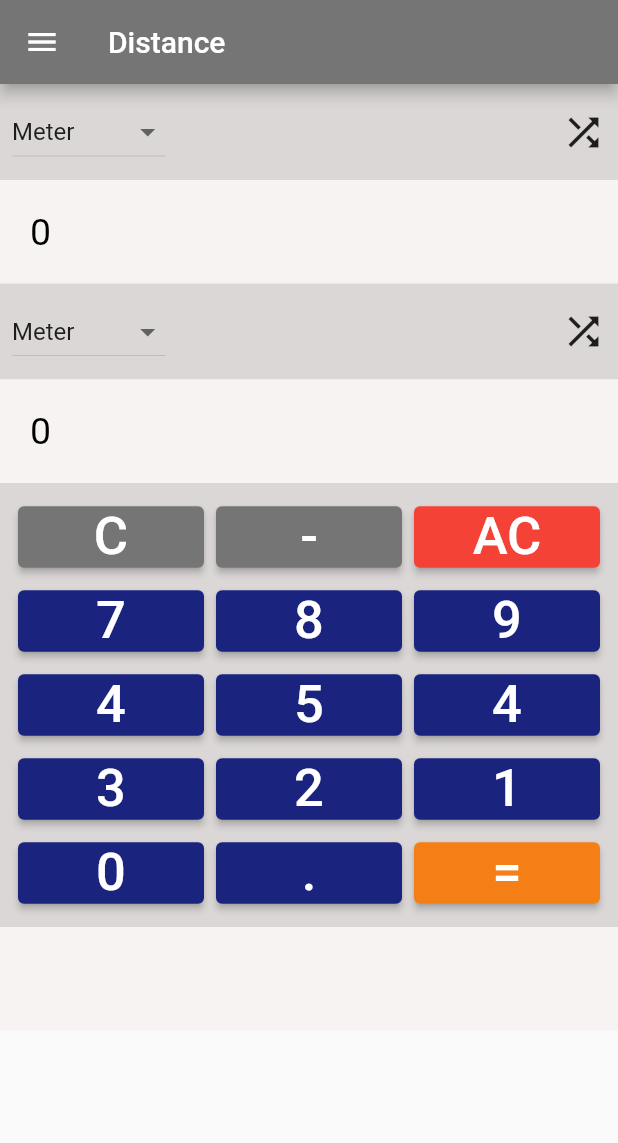
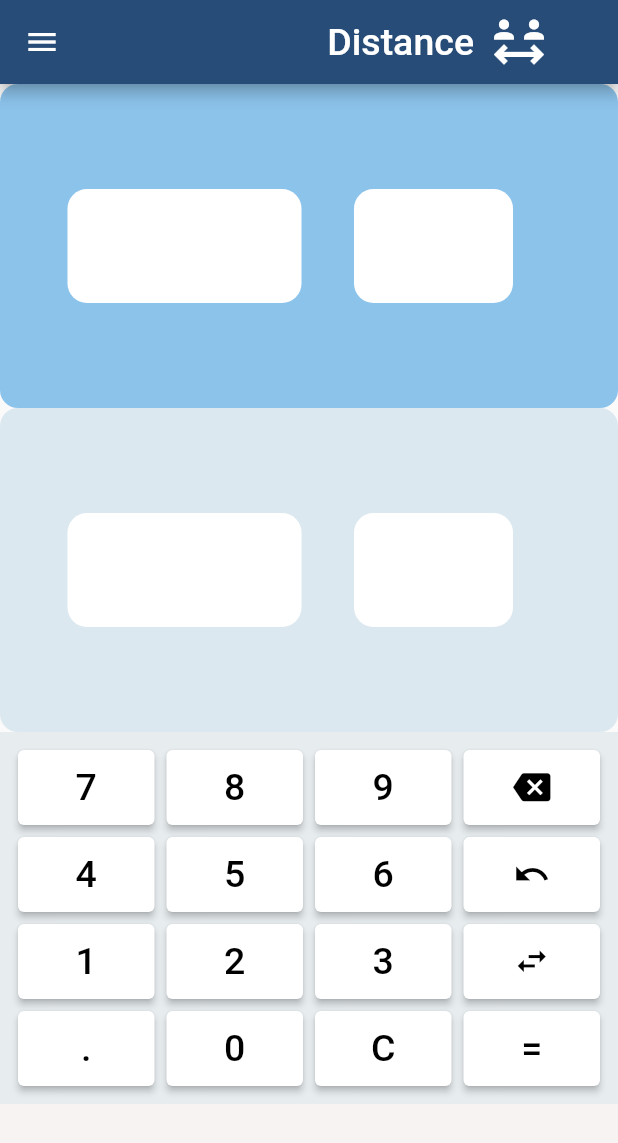
Before and after one commit to 8RIII/cc206-converter_app, a Flutter app: the screen it shows after launch, on a phone screen of 412 x 824 dp. Shown: the top 1143 px of the screen. Run offline on Flutter 3.47's test engine with Material 2 defaults, Android fonts, the phone set to English and light mode, and no system bars.

Commit message:
Edited some of the styles

```diff
--- a/lib/features/components/distance_func_drawer.dart
+++ b/lib/features/components/distance_func_drawer.dart
@@ -10,7 +10,7 @@
           //Insert lang gi icon kung kinahanglan
           margin: EdgeInsets.only(bottom: 10),
           padding: EdgeInsets.all(20),
-          color: Colors.grey[600],
+          color: Colors.blue[600],
           child: Text(
             'Distance',
             style: TextStyle(color: Colors.white, fontSize: 20),
@@ -18,7 +18,7 @@
         ),
         ListTile(
           leading: const Icon(Icons.home), //Change icons here
-          title: const Text('home'),
+          title: const Text('Home'),
           onTap: () {}, //Insert navigation action here
         ),
         const Divider(
--- a/lib/features/distance_function.dart
+++ b/lib/features/distance_function.dart
@@ -1,45 +1,44 @@
 import 'package:cc206_converter_app/features/components/distance_func_drawer.dart';
 import 'package:flutter/material.dart';
 
-class NumberPad extends StatelessWidget {
+class CalculatorKeypad extends StatelessWidget {
   @override
   Widget build(BuildContext context) {
     return Container(
-      color: Color.fromARGB(255, 219, 215, 215),
+      color: Color.fromRGBO(231, 236, 239, 1),
       padding: EdgeInsets.all(8.0),
       child: Column(
         children: [
-          Row(children: [
-            NumberButton("C", color: Colors.grey[600]),
-            NumberButton("-", color: Colors.grey[600]),
-            NumberButton("AC", color: Colors.red),
-          ]),
           Row(
             children: [
-              NumberButton("7"),
-              NumberButton("8"),
-              NumberButton("9"),
+              CalculatorButton("7"),
+              CalculatorButton("8"),
+              CalculatorButton("9"),
+              CalculatorIconButton(Icons.backspace),
             ],
           ),
           Row(
             children: [
-              NumberButton("4"),
-              NumberButton("5"),
-              NumberButton("4"),
+              CalculatorButton("4"),
+              CalculatorButton("5"),
+              CalculatorButton("6"),
+              CalculatorIconButton(Icons.undo),
             ],
           ),
           Row(
             children: [
-              NumberButton("3"),
-              NumberButton("2"),
-              NumberButton("1"),
+              CalculatorButton("1"),
+              CalculatorButton("2"),
+              CalculatorButton("3"),
+              CalculatorIconButton(Icons.swap_horiz),
             ],
           ),
           Row(
             children: [
-              NumberButton("0"),
-              NumberButton("."),
-              NumberButton("=", color: Colors.yellow[900]),
+              CalculatorButton("."),
+              CalculatorButton("0"),
+              CalculatorButton("C"),
+              CalculatorButton("="),
             ],
           ),
         ],
@@ -48,34 +47,67 @@
   }
 }
 
-class NumberButton extends StatelessWidget {
+class CalculatorButton extends StatelessWidget {
   final String text;
   final Color? color;
+  final double fontSize;
+  final double height;
 
-  NumberButton(this.text, {this.color});
+  CalculatorButton(this.text,
+      {this.color, this.fontSize = 25, this.height = 50});
 
   @override
   Widget build(BuildContext context) {
     return Expanded(
       child: Container(
+        height: height,
         margin: EdgeInsets.all(4.0),
         child: ElevatedButton(
           onPressed: () {},
           style: ElevatedButton.styleFrom(
-            primary: color ?? Colors.indigo[900],
+            primary: color ?? const Color.fromRGBO(255, 255, 255, 1),
             shape: RoundedRectangleBorder(
               borderRadius: BorderRadius.circular(4.0),
             ),
           ),
           child: Text(
             text,
-            style: TextStyle(fontSize: 35, color: Colors.white),
+            style: TextStyle(fontSize: fontSize, color: Colors.black),
           ),
         ),
       ),
     );
   }
 }
+
+class CalculatorIconButton extends StatelessWidget {
+  final IconData icon;
+  final Color? color;
+  final double height;
+
+  CalculatorIconButton(this.icon, {this.color, this.height = 50.0});
+
+  @override
+  Widget build(BuildContext context) {
+    return Expanded(
+      child: Container(
+        height: height,
+        margin: EdgeInsets.all(4.0),
+        child: ElevatedButton(
+          onPressed: () {},
+          style: ElevatedButton.styleFrom(
+            primary: color ?? const Color.fromRGBO(255, 255, 255, 1),
+            shape: RoundedRectangleBorder(
+              borderRadius: BorderRadius.circular(4.0),
+            ),
+          ),
+          child: Icon(icon, size: 25, color: Colors.black),
+        ),
+      ),
+    );
+  }
+}
+
 
 class DistanceFunction extends StatefulWidget {
   const DistanceFunction({Key? key}) : super(key: key);
@@ -91,8 +123,27 @@
   Widget build(BuildContext context) {
     return Scaffold(
       appBar: AppBar(
-        title: const Text('Distance'),
-        backgroundColor: Colors.grey[600],
+        title: Row(
+          children: [
+            Spacer(),
+            Padding(
+              padding: const EdgeInsets.only(right: 10),
+              child: Text(
+                'Distance',
+                style: TextStyle(fontSize: 25),
+              ),
+            ),
+            Padding(
+              padding: const EdgeInsets.only(right: 30.0),
+              child: Icon(
+                Icons.social_distance_outlined,
+                color: Colors.white,
+                size: 40,
+              ),
+            ),
+          ],
+        ),
+        backgroundColor: Color.fromRGBO(39, 76, 119, 1.0),
       ),
       drawer: distance_drawer(),
       body: Column(
@@ -101,38 +152,47 @@
             children: [
               Expanded(
                 child: Container(
-                  padding: EdgeInsets.all(8.0),
+                  padding: EdgeInsets.all(40.0),
                   margin: EdgeInsets.symmetric(vertical: 0),
-                  decoration:
-                      BoxDecoration(color: Color.fromARGB(255, 219, 215, 215)),
+                  decoration: BoxDecoration(
+                    color: Color.fromARGB(255, 140, 195, 235),
+                    borderRadius: BorderRadius.circular(12.0),
+                  ),
                   child: Row(
-                    mainAxisAlignment: MainAxisAlignment.spaceBetween,
                     children: [
-                      DropdownButton<String>(
-                        value: selectedUnit,
-                        items: [
-                          "Meter",
-                          "Kilometer",
-                          "Centimeter",
-                          "Millimeter",
-                          "Inch",
-                          "Yards",
-                          "Feet"
-                        ].map((String unit) {
-                          return DropdownMenuItem<String>(
-                            value: unit,
-                            child: Text(unit),
-                          );
-                        }).toList(),
-                        onChanged: (String? newValue) {
-                          setState(() {
-                            selectedUnit = newValue!;
-                          });
-                        },
+                      Expanded(
+                        child: Container(
+                          //color: Colors.white,
+                          padding: EdgeInsets.all(30.0),
+                          margin: EdgeInsets.all(5.0),
+                          decoration: BoxDecoration(
+                    color: Colors.white,
+                    borderRadius: BorderRadius.circular(13.0),
                   ),
-                      Icon(
-                        Icons.shuffle,
-                        size: 30,
+                          child: Center(
+                            child: Text(
+                              '',
+                              style: TextStyle(color: Colors.black),
+                            ),
+                          ),
+                        ),
+                      ),
+                      Expanded(
+                        child: Container(
+                          //color: Colors.white,
+                          padding: EdgeInsets.all(30.0),
+                          margin: EdgeInsets.all(30.0),
+                          decoration: BoxDecoration(
+                    color: Colors.white,
+                    borderRadius: BorderRadius.circular(13.0),
+                  ),
+                          child: Center(
+                            child: Text(
+                              '',
+                              style: TextStyle(color: Colors.black),
+                            ),
+                          ),
+                        ),
                       ),
                     ],
                   ),
@@ -140,63 +200,52 @@
               ),
             ],
           ),
+
           Row(
             children: [
               Expanded(
                 child: Container(
-                  padding: EdgeInsets.all(20.0),
+                  padding: EdgeInsets.all(40.0),
                   margin: EdgeInsets.symmetric(vertical: 0),
                   decoration: BoxDecoration(
-                    color: Color.fromARGB(255, 247, 243, 243),
+                    color: Color.fromARGB(255, 220, 232, 239),
+                    borderRadius: BorderRadius.circular(12.0),
                   ),
+                  child: Row(
+                    children: [
+                      Expanded(
+                        child: Container(
+                          //color: Colors.white,
+                          padding: EdgeInsets.all(30.0),
+                          margin: EdgeInsets.all(5.0),
+                          decoration: BoxDecoration(
+                              color: Colors.white,
+                              borderRadius: BorderRadius.circular(13.0),
+                            ),
+                          child: Center(
                             child: Text(
-                    '0',
-                    style: TextStyle(
-                      fontSize: 25.0,
-                      color: Colors.black,
+                              '',
+                              style: TextStyle(color: Colors.black),
                             ),
                           ),
                         ),
                       ),
-            ],
-          ),
-          Row(
-            children: [
                       Expanded(
                         child: Container(
-                  padding: EdgeInsets.all(8.0),
-                  margin: EdgeInsets.symmetric(vertical: 0),
+                          //color: Colors.white,
+                          padding: EdgeInsets.all(30.0),
+                          margin: EdgeInsets.all(30.0),
                           decoration: BoxDecoration(
-                    color: Color.fromARGB(255, 219, 215, 215),
+                               color: Colors.white,
+                               borderRadius: BorderRadius.circular(13.0),
                             ),
-                  child: Row(
-                    mainAxisAlignment: MainAxisAlignment.spaceBetween,
-                    children: [
-                      DropdownButton<String>(
-                        value: selectedUnit,
-                        items: [
-                          "Meter",
-                          "Kilometer",
-                          "Centimeter",
-                          "Millimeter",
-                          "Inch",
-                          "Yards",
-                          "Feet"
-                        ].map((String unit) {
-                          return DropdownMenuItem<String>(
-                            value: unit,
-                            child: Text(unit),
-                          );
-                        }).toList(),
-                        onChanged: (String? newValue) {
-                          setState(() {
-                            selectedUnit = newValue!;
-                          });
-                        },
+                          child: Center(
+                            child: Text(
+                              '',
+                              style: TextStyle(color: Colors.black),
                             ),
-                      Icon(
-                        Icons.shuffle,
-                        size: 30,
+                          ),
+                        ),
                       ),
                     ],
                   ),
@@ -204,27 +253,8 @@
               ),
             ],
           ),
-          Row(
-            children: [
-              Expanded(
-                child: Container(
-                  padding: EdgeInsets.all(20.0),
-                  margin: EdgeInsets.symmetric(vertical: 0),
-                  decoration: BoxDecoration(
-                    color: Color.fromARGB(255, 247, 243, 243),
-                  ),
-                  child: Text(
-                    '0',
-                    style: TextStyle(
-                      fontSize: 25.0,
-                      color: Colors.black,
-                    ),
-                  ),
-                ),
-              ),
-            ],
-          ),
-          NumberPad(),
+
+           CalculatorKeypad(),
           Row(
             children: [
               Expanded(
```
Lines whose indentation alone changed are shown as unchanged.
